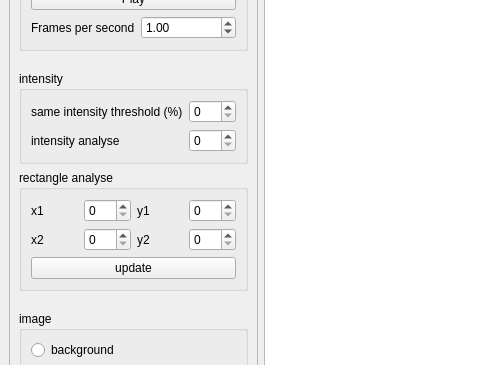
Old version of the form video-analyser.ui in the repository plsm/assisi-video-analyser; both pictures show x 0 to 480 and y 89 to 454 of the 1044 by 952 pixel window.
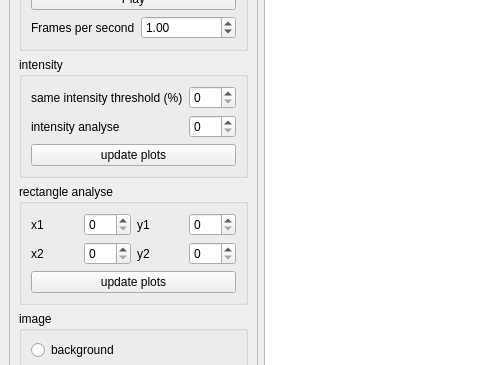
New version of the form. Custom widgets are drawn as their Qt base class.

Commit message: Parameter same_colour_threshold is now an attribute of class UserParameters, the user can set it through the GUI and plots number of bees and bee speed are updated.

```diff
--- a/video-analyser.ui
+++ b/video-analyser.ui
@@ -47,7 +47,7 @@
          <x>0</x>
          <y>-6</y>
          <width>288</width>
-         <height>946</height>
+         <height>975</height>
         </rect>
        </property>
        <layout class="QVBoxLayout" name="verticalLayout_6">
@@ -160,6 +160,13 @@
              </property>
             </widget>
            </item>
+           <item row="2" column="0" colspan="2">
+            <widget class="QPushButton" name="updateSameColourThresholdDataPushButton">
+             <property name="text">
+              <string>update plots</string>
+             </property>
+            </widget>
+           </item>
           </layout>
          </widget>
         </item>
@@ -218,7 +225,7 @@
            <item row="2" column="0" colspan="4">
             <widget class="QPushButton" name="updateRectPushButton">
              <property name="text">
-              <string>update</string>
+              <string>update plots</string>
              </property>
             </widget>
            </item>
```
The commit also changes 8 other files.
